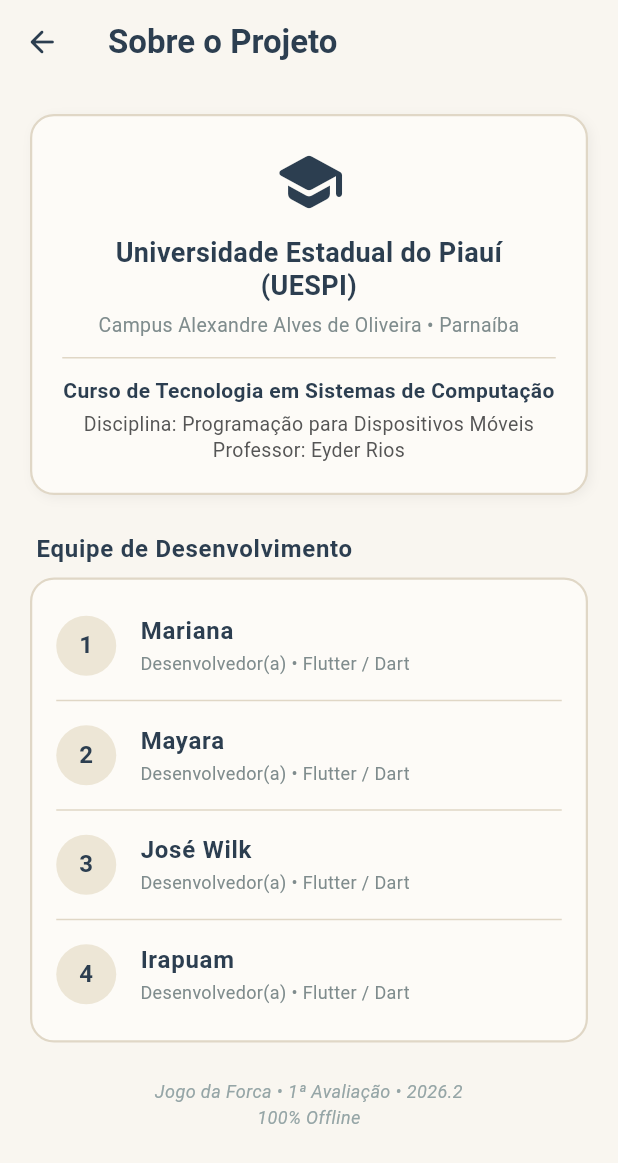
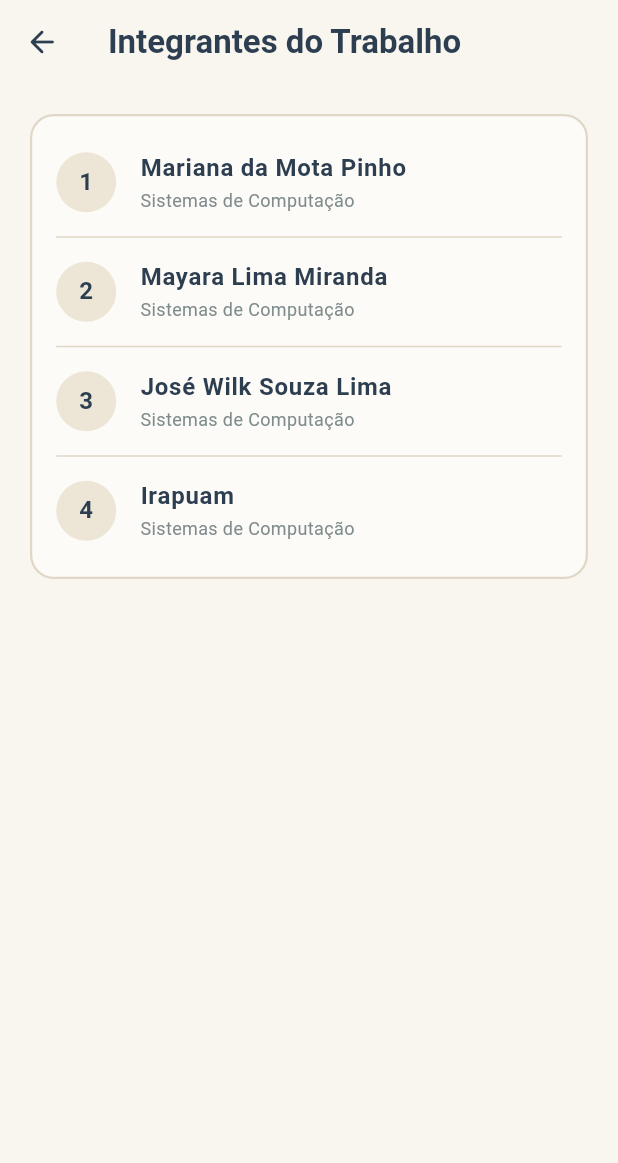
Before and after one commit to eumarianamota/hangman-flutter, a Flutter app: the screen it shows after launch, in the side drawer, after a tap on "Sobre a Equipe", on a phone screen of 412 x 824 dp. Shown: the top 1163 px of the screen. Run offline on Flutter 3.47's test engine with Material 3 defaults, Android fonts, the phone set to English and light mode, and no system bars.

Commit message:
style(about): update visual information on the about page

```diff
--- a/lib/features/about/presentation/screens/about_screen.dart
+++ b/lib/features/about/presentation/screens/about_screen.dart
@@ -4,9 +4,9 @@
   const AboutScreen({super.key});
 
   static const List<String> teamMembers = [
-    'Mariana',
-    'Mayara',
-    'José Wilk',
+    'Mariana da Mota Pinho',
+    'Mayara Lima Miranda',
+    'José Wilk Souza Lima',
     'Irapuam',
   ];
 
@@ -27,89 +27,15 @@
           onPressed: () => Navigator.of(context).pop(),
         ),
         title: const Text(
-          'Sobre o Projeto',
+          'Integrantes do Trabalho',
           style: TextStyle(color: inkColor, fontWeight: FontWeight.bold),
+          textAlign: TextAlign.center,
         ),
       ),
       body: SafeArea(
         child: SingleChildScrollView(
           padding: const EdgeInsets.all(20.0),
-          child: Column(
-            crossAxisAlignment: CrossAxisAlignment.stretch,
-            children: [
-              Container(
-                padding: const EdgeInsets.all(20.0),
-                decoration: BoxDecoration(
-                  color: cardBackground,
-                  borderRadius: BorderRadius.circular(16),
-                  border: Border.all(color: borderColor, width: 1.5),
-                  boxShadow: const [
-                    BoxShadow(
-                      color: Color(0x0D000000),
-                      blurRadius: 6,
-                      offset: Offset(2, 2),
-                    ),
-                  ],
-                ),
-                child: const Column(
-                  children: [
-                    Icon(Icons.school_rounded, size: 48, color: inkColor),
-                    SizedBox(height: 12),
-                    Text(
-                      'Universidade Estadual do Piauí\n(UESPI)',
-                      textAlign: TextAlign.center,
-                      style: TextStyle(
-                        fontSize: 18,
-                        fontWeight: FontWeight.bold,
-                        color: inkColor,
-                        height: 1.2,
-                      ),
-                    ),
-                    SizedBox(height: 6),
-                    Text(
-                      'Campus Alexandre Alves de Oliveira • Parnaíba',
-                      textAlign: TextAlign.center,
-                      style: TextStyle(fontSize: 13, color: Color(0xFF7F8C8D)),
-                    ),
-                    Divider(height: 24, color: borderColor),
-                    Text(
-                      'Curso de Tecnologia em Sistemas de Computação',
-                      textAlign: TextAlign.center,
-                      style: TextStyle(
-                        fontSize: 14,
-                        fontWeight: FontWeight.w600,
-                        color: inkColor,
-                      ),
-                    ),
-                    SizedBox(height: 4),
-                    Text(
-                      'Disciplina: Programação para Dispositivos Móveis\nProfessor: Eyder Rios',
-                      textAlign: TextAlign.center,
-                      style: TextStyle(
-                        fontSize: 13,
-                        color: Color(0xFF555555),
-                        height: 1.3,
-                      ),
-                    ),
-                  ],
-                ),
-              ),
-              const SizedBox(height: 24),
-
-              const Padding(
-                padding: EdgeInsets.only(left: 4.0, bottom: 8.0),
-                child: Text(
-                  'Equipe de Desenvolvimento',
-                  style: TextStyle(
-                    fontSize: 16,
-                    fontWeight: FontWeight.bold,
-                    color: inkColor,
-                    letterSpacing: 0.5,
-                  ),
-                ),
-              ),
-
-              Container(
+          child: Container(
             padding: const EdgeInsets.symmetric(vertical: 8.0),
             decoration: BoxDecoration(
               color: cardBackground,
@@ -143,7 +69,7 @@
                         ),
                       ),
                       subtitle: const Text(
-                            'Desenvolvedor(a) • Flutter / Dart',
+                        'Sistemas de Computação',
                         style: TextStyle(
                           fontSize: 12,
                           color: Color(0xFF7F8C8D),
@@ -162,22 +88,6 @@
               }),
             ),
           ),
-              const SizedBox(height: 24),
-
-              const Center(
-                child: Text(
-                  'Jogo da Forca • 1ª Avaliação • 2026.2\n100% Offline',
-                  textAlign: TextAlign.center,
-                  style: TextStyle(
-                    fontSize: 12,
-                    fontStyle: FontStyle.italic,
-                    color: Color(0xFF95A5A6),
-                    height: 1.4,
-                  ),
-                ),
-              ),
-            ],
-          ),
         ),
       ),
     );
```
Lines whose indentation alone changed are shown as unchanged.
